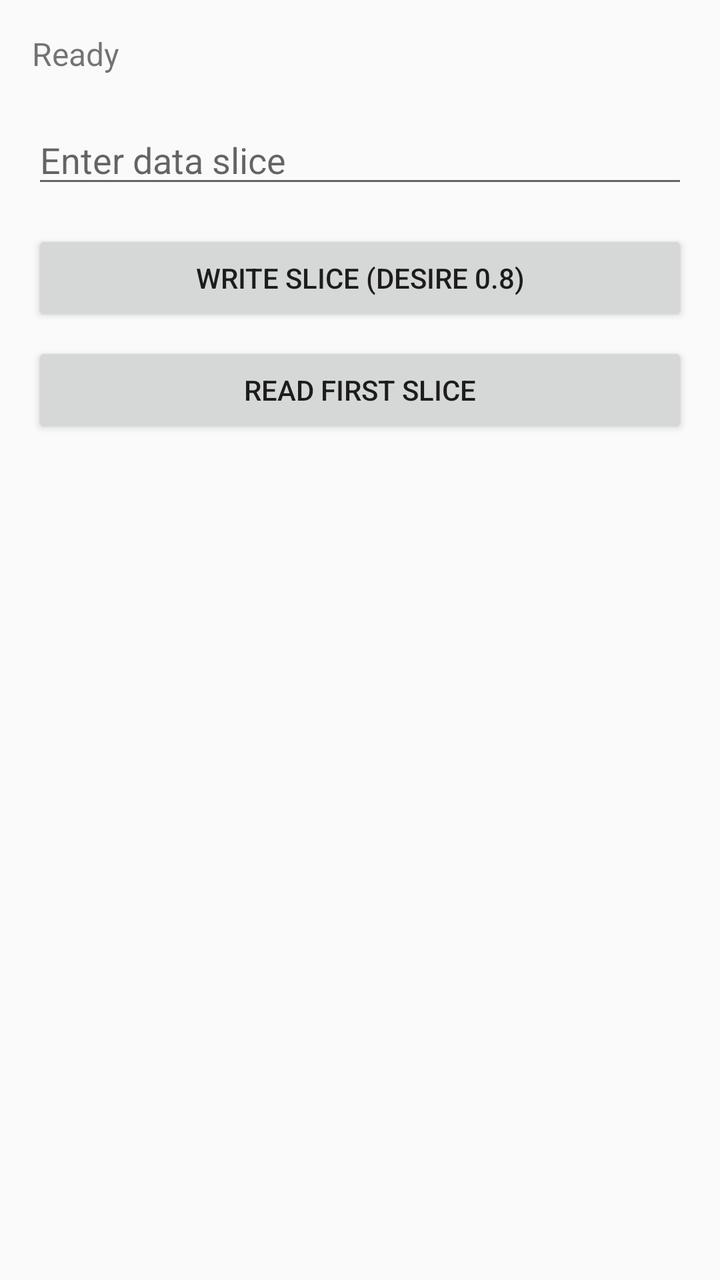
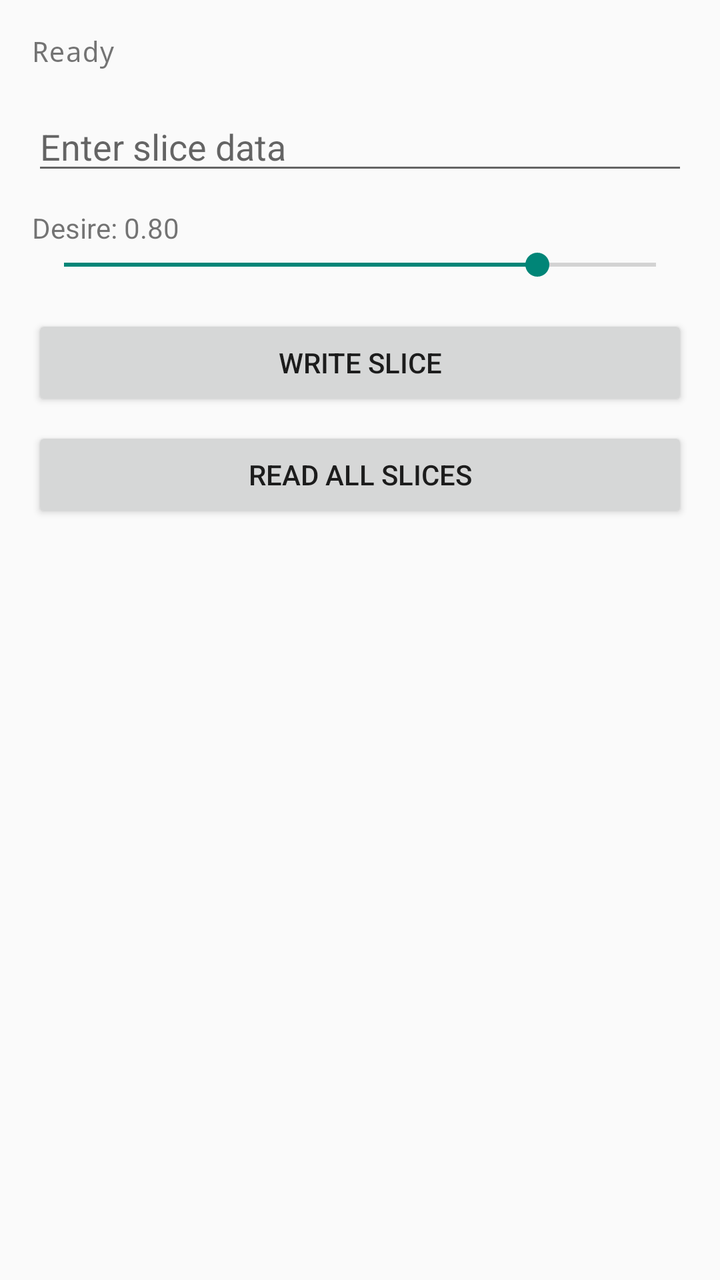

The first picture is an Android layout as it rendered before a commit; the second is the same layout after the commit. The layout source and the unified diff follow.
<!-- AndroidManifest.xml: application theme Theme.AppCompat.Light.DarkActionBar -->
<!-- res/layout/activity_main.xml -->
<?xml version="1.0" encoding="utf-8"?>
<LinearLayout xmlns:android="http://schemas.android.com/apk/res/android"
    android:layout_width="match_parent"
    android:layout_height="match_parent"
    android:orientation="vertical"
    android:padding="16dp">

    <TextView
        android:id="@+id/tvStatus"
        android:layout_width="wrap_content"
        android:layout_height="wrap_content"
        android:text="Ready"
        android:textSize="16sp"
        android:layout_marginBottom="20dp"/>

    <EditText
        android:id="@+id/etData"
        android:layout_width="match_parent"
        android:layout_height="wrap_content"
        android:hint="Enter data slice"
        android:layout_marginBottom="16dp"/>

    <Button
        android:id="@+id/btnWrite"
        android:layout_width="match_parent"
        android:layout_height="wrap_content"
        android:text="Write Slice (desire 0.8)"
        android:layout_marginBottom="8dp"/>

    <Button
        android:id="@+id/btnRead"
        android:layout_width="match_parent"
        android:layout_height="wrap_content"
        android:text="Read First Slice"/>

</LinearLayout>
<!-- resources referenced by this layout -->
<resources>

</resources>

<!-- the commit's change to res/layout/activity_main.xml (unified diff, before → after) -->
@@ -10,27 +10,42 @@
         android:layout_width="wrap_content"
         android:layout_height="wrap_content"
         android:text="Ready"
-        android:textSize="16sp"
-        android:layout_marginBottom="20dp"/>
+        android:textSize="14sp"
+        android:fontFamily="monospace"
+        android:layout_marginBottom="16dp"/>
 
     <EditText
         android:id="@+id/etData"
         android:layout_width="match_parent"
         android:layout_height="wrap_content"
-        android:hint="Enter data slice"
+        android:hint="Enter slice data"
+        android:layout_marginBottom="12dp"/>
+
+    <TextView
+        android:id="@+id/tvDesire"
+        android:text="Desire: 0.80"
+        android:layout_width="wrap_content"
+        android:layout_height="wrap_content"/>
+
+    <SeekBar
+        android:id="@+id/seekDesire"
+        android:layout_width="match_parent"
+        android:layout_height="wrap_content"
+        android:max="100"
+        android:progress="80"
         android:layout_marginBottom="16dp"/>
 
     <Button
         android:id="@+id/btnWrite"
         android:layout_width="match_parent"
         android:layout_height="wrap_content"
-        android:text="Write Slice (desire 0.8)"
+        android:text="Write Slice"
         android:layout_marginBottom="8dp"/>
 
     <Button
         android:id="@+id/btnRead"
         android:layout_width="match_parent"
         android:layout_height="wrap_content"
-        android:text="Read First Slice"/>
+        android:text="Read All Slices"/>
 
 </LinearLayout>
